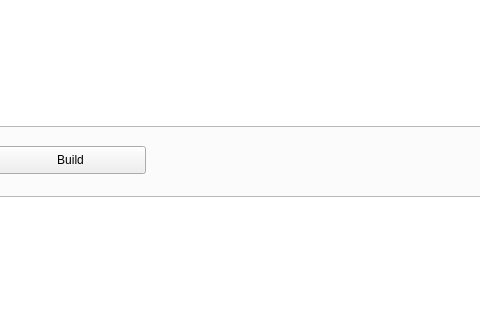
Above: mainwindow.ui from Happy-Ferret/Fluff64 before the change; both pictures show x 157 to 637 and y 426 to 746 of the 1391 by 829 pixel window. Below: the same form after it.
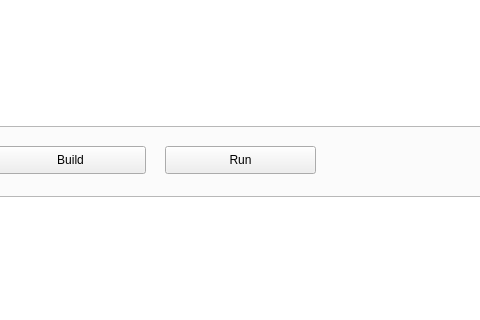
That is the form after the change.

Commit message: Dasm compiler and emulator added to GUI

The edit to the form file:
```diff
--- a/mainwindow.ui
+++ b/mainwindow.ui
@@ -324,6 +324,19 @@
        <string>Build</string>
       </property>
      </widget>
+     <widget class="QPushButton" name="btnBuild_2">
+      <property name="geometry">
+       <rect>
+        <x>200</x>
+        <y>470</y>
+        <width>151</width>
+        <height>28</height>
+       </rect>
+      </property>
+      <property name="text">
+       <string>Run</string>
+      </property>
+     </widget>
     </widget>
    </widget>
    <widget class="QListView" name="lstImages">
```
The commit also changes 5 other files.
